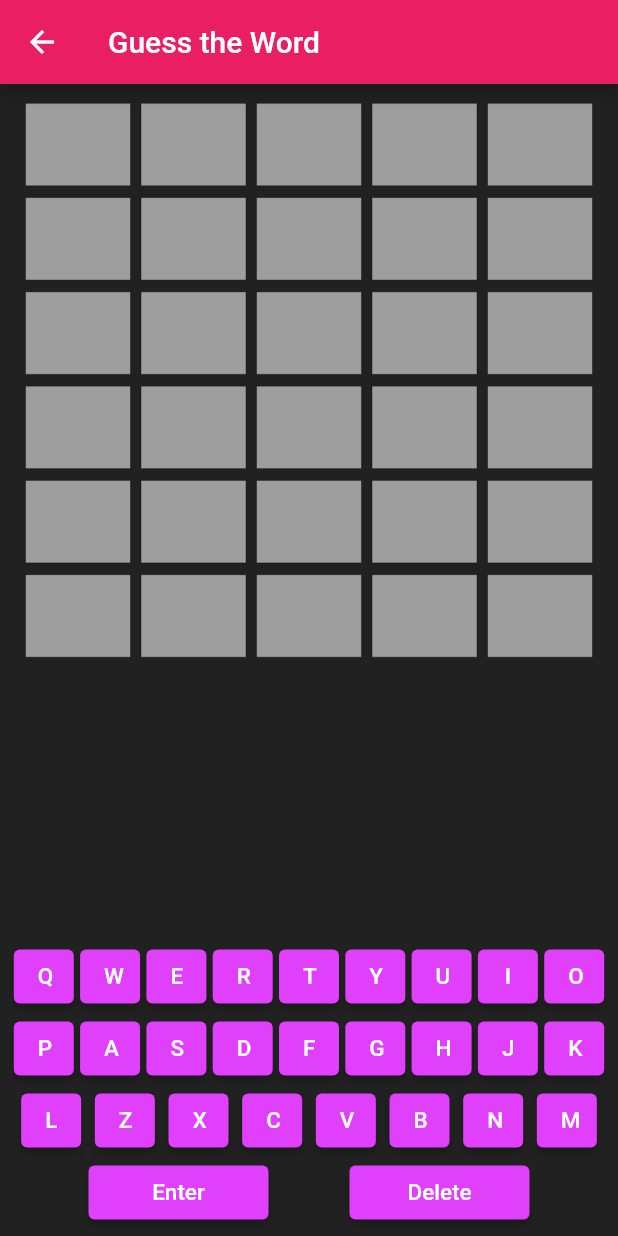
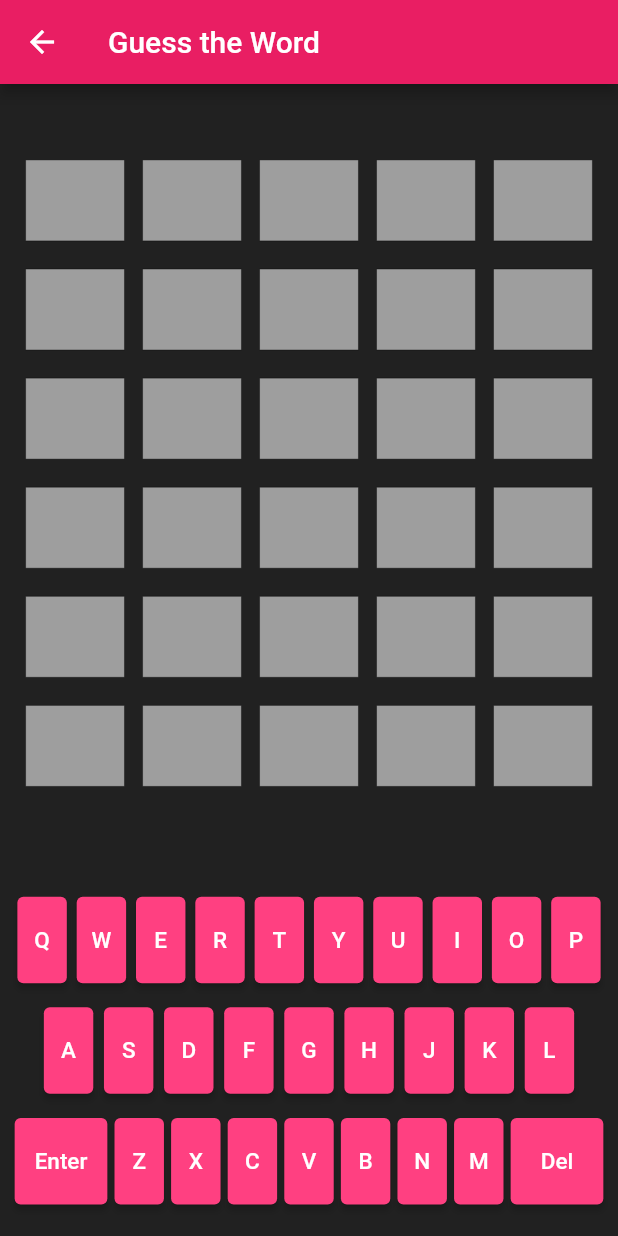
Before and after one commit to aarushibhasin/awordle, a Flutter app: the screen it shows after launch, after a tap on "Start A New Game", on a phone screen of 412 x 824 dp. Run offline on Flutter 3.47's test engine with Material 2 defaults, Android fonts, the phone set to English and light mode, and no system bars; project files that could hold a hidden picture were left out.

Commit message:
added screen sizing and some UI changes

```diff
--- a/lib/alpha_keys.dart
+++ b/lib/alpha_keys.dart
@@ -1,15 +1,16 @@
 import 'package:awordle/data/word.dart';
+import 'package:awordle/size_utils.dart';
 import 'package:flutter/material.dart';
 
 class AlphabetKeys extends StatelessWidget {
-  Letter alphabet;
-  double width;
-  Function? onKeyPressed;
-   AlphabetKeys({Key? key, required this.alphabet, this.width=40, this.onKeyPressed}) : super(key: key);
+  final Letter alphabet;
+  final double width;
+  final Function? onKeyPressed;
+   const AlphabetKeys({Key? key, required this.alphabet, this.width=8, this.onKeyPressed}) : super(key: key);
 
-  Color defaultColor = Colors.purpleAccent;
-  Color fullMatchColor = Colors.green;
-  Color partialMatchColor = Colors.yellow;
+  final Color defaultColor = Colors.pinkAccent;
+  final Color fullMatchColor = Colors.green;
+  final Color partialMatchColor = Colors.yellow;
 
   @override
   Widget build(BuildContext context) {
@@ -21,15 +22,17 @@ class AlphabetKeys extends StatelessWidget {
     }
 
     return SizedBox(
-      width: width,
+      width: width*SizeUtils.w,
+      height: SizeUtils.h*7,
       child: ElevatedButton(
+
         style: ElevatedButton.styleFrom(
             primary: cellColor,
-            // padding: EdgeInsets.symmetric(horizontal: 50, vertical: 20),
+            padding: const EdgeInsets.all(0),
 
         ),
           onPressed : () => onKeyPressed!(alphabet.value),
-        child: Text(alphabet.value, style: TextStyle(fontSize: 15),),
+        child: Center(child: Text(alphabet.value, style: const TextStyle(fontSize: 15, ), )),
 
       ),
     );
--- a/lib/alpha_text_box.dart
+++ b/lib/alpha_text_box.dart
@@ -1,14 +1,15 @@
+import 'package:awordle/size_utils.dart';
 import 'package:flutter/material.dart';
 
 import 'data/word.dart';
 
 class LetterTextBox extends StatelessWidget {
-  Letter letter;
+  final Letter letter;
   LetterTextBox({Key? key, required this.letter, }) : super(key: key);
   final TextEditingController controller = TextEditingController();
-  Color defaultColor = Colors.grey;
-  Color fullMatchColor = Colors.green;
-  Color partialMatchColor = Colors.yellow;
+  final Color defaultColor = Colors.grey;
+  final Color fullMatchColor = Colors.green;
+  final Color partialMatchColor = Colors.yellow;
   @override
   Widget build(BuildContext context) {
 
@@ -21,17 +22,18 @@ class LetterTextBox extends StatelessWidget {
     }
 
     return SizedBox(
-      width: 70,
-      height: 60,
+      width: SizeUtils.w*16,
+      height: SizeUtils.h*8,
       child: TextField(
         controller: controller,
+        textAlign: TextAlign.center,
         style: const TextStyle(
-            fontWeight: FontWeight.bold, fontSize: 30, color: Colors.white),
+            fontWeight: FontWeight.bold, fontSize: 25, color: Colors.white, ),
         enabled: false,
         readOnly: true,
         keyboardType: TextInputType.none,
         decoration:  InputDecoration(
-            contentPadding: EdgeInsets.only( left: 25, top: 20),
+            contentPadding: const EdgeInsets.only( left: 0, top: 25),
             fillColor: cellColor,
             filled: true,
             border: const OutlineInputBorder(
--- a/lib/game_keyboard.dart
+++ b/lib/game_keyboard.dart
@@ -1,5 +1,6 @@
 import 'package:awordle/alpha_keys.dart';
 import 'package:awordle/data/word.dart';
+import 'package:awordle/size_utils.dart';
 import 'package:flutter/material.dart';
 
 class GameKeyboard extends StatelessWidget {
@@ -11,11 +12,15 @@ class GameKeyboard extends StatelessWidget {
   @override
   Widget build(BuildContext context) {
     return Container(
-      // color: Colors.black87,
-      padding: EdgeInsets.all(5),
+      // color: Colors.grey,
+      padding: const EdgeInsets.all(5),
+      height: SizeUtils.h*30  ,
       child: Column(
         mainAxisAlignment: MainAxisAlignment.spaceEvenly,
-        children: [_rowOne(), _rowTwo(), _rowThree(), _rowFour()],
+        crossAxisAlignment: CrossAxisAlignment.stretch  ,
+        children: [_rowOne(), _rowTwo(), _rowThree()
+          // _rowFour()
+        ],
       ),
     );
   }
@@ -24,9 +29,9 @@ class GameKeyboard extends StatelessWidget {
     return Row(
       mainAxisAlignment: MainAxisAlignment.spaceEvenly,
       children: [
-        for (int i = 0; i < 9; i++)
+        for (int i = 0; i < 10; i++)
           AlphabetKeys(
-            key: UniqueKey(),
+            key: ObjectKey(keyboardKeys[i]),
             alphabet: keyboardKeys[i],
             onKeyPressed: inputFunction,
           ),
@@ -38,44 +43,60 @@ class GameKeyboard extends StatelessWidget {
     return Row(
       mainAxisAlignment: MainAxisAlignment.spaceEvenly,
       children: [
-        for (int i = 9; i < 18; i++)
+        const SizedBox(width: 10,),
+        for (int i = 10; i < 19; i++)
           AlphabetKeys(
-            key: UniqueKey(),
+            key: ObjectKey(keyboardKeys[i]),
             alphabet: keyboardKeys[i],
             onKeyPressed: inputFunction,
           ),
+        const SizedBox(width: 10,)
       ],
     );
   }
 
+  final Letter enterKey = Letter(value: "Enter");
+  final Letter delKey = Letter(value: "Del");
   Widget _rowThree() {
     return Row(mainAxisAlignment: MainAxisAlignment.spaceEvenly, children: [
-      for (int i = 18; i < 26; i++)
+      AlphabetKeys(
+        key: ObjectKey(enterKey),
+        alphabet: enterKey,
+        width: 15 ,
+        onKeyPressed: inputFunction,
+      ),
+      for (int i = 19; i < 26; i++)
         AlphabetKeys(
           key: UniqueKey(),
           alphabet: keyboardKeys[i],
           onKeyPressed: inputFunction,
         ),
+      AlphabetKeys(
+        key: ObjectKey(delKey),
+        alphabet: delKey,
+        width: 15 ,
+        onKeyPressed: inputFunction,
+      ),
     ]);
   }
 
-  Widget _rowFour() {
-    return Row(
-      mainAxisAlignment: MainAxisAlignment.spaceEvenly,
-      children: [
-        AlphabetKeys(
-          key: UniqueKey(),
-          alphabet: Letter(value: "Enter"),
-          width: 120,
-          onKeyPressed: inputFunction,
-        ),
-        AlphabetKeys(
-          key: UniqueKey(),
-          alphabet: Letter(value: "Delete"),
-          width: 120,
-          onKeyPressed: inputFunction,
-        ),
-      ],
-    );
-  }
+  // Widget _rowFour() {
+  //   return Row(
+  //     mainAxisAlignment: MainAxisAlignment.spaceEvenly,
+  //     children: [
+  //       AlphabetKeys(
+  //         key: UniqueKey(),
+  //         alphabet: Letter(value: "Enter"),
+  //         width: 40,
+  //         onKeyPressed: inputFunction,
+  //       ),
+  //       AlphabetKeys(
+  //         key: UniqueKey(),
+  //         alphabet: Letter(value: "Delete"),
+  //         width: 40 ,
+  //         onKeyPressed: inputFunction,
+  //       ),
+  //     ],
+  //   );
+  // }
 }
--- a/lib/game_screen.dart
+++ b/lib/game_screen.dart
@@ -1,6 +1,7 @@
 import 'package:awordle/dictonary.dart';
 import 'package:awordle/game_keyboard.dart';
 import 'package:awordle/results_screen.dart';
+import 'package:awordle/size_utils.dart';
 import 'package:awordle/word_row.dart';
 import 'package:flutter/material.dart';
 import 'dart:math';
@@ -54,25 +55,23 @@ class _GameScreenState extends State<GameScreen> {
           child: Column(
             mainAxisAlignment: MainAxisAlignment.spaceBetween,
             children: [
+              const SizedBox(height: 10,),
               Container(
-                padding: EdgeInsets.all(10),
-                // color: Colors.black87,
-                height: 400,
+                padding: const EdgeInsets.all(5),
+                // color: Colors.red,
+                height: SizeUtils.h*55,
                 child: Column(
                     mainAxisAlignment: MainAxisAlignment.spaceEvenly,
                     children: [
-                      Container(
-                        // color: Colors.blueAccent,
-                        child: WordRow(
-                          key: UniqueKey(),
-                          word: attempts[0],
-                        ),
+                      WordRow(
+                        key: ObjectKey(attempts[0]),
+                        word: attempts[0],
                       ),
-                      WordRow(key: UniqueKey(), word: attempts[1]),
-                      WordRow(key: UniqueKey(), word: attempts[2]),
-                      WordRow(key: UniqueKey(), word: attempts[3]),
-                      WordRow(key: UniqueKey(), word: attempts[4]),
-                      WordRow(key: UniqueKey(), word: attempts[5]),
+                      WordRow(key: ObjectKey(attempts[1]), word: attempts[1]),
+                      WordRow(key: ObjectKey(attempts[2]), word: attempts[2]),
+                      WordRow(key: ObjectKey(attempts[3]), word: attempts[3]),
+                      WordRow(key: ObjectKey(attempts[4]), word: attempts[4]),
+                      WordRow(key: ObjectKey(attempts[5]), word: attempts[5]),
                     ]),
               ),
               GameKeyboard(
@@ -124,7 +123,7 @@ class _GameScreenState extends State<GameScreen> {
         } else {
           _showAlert("The word does not exist in the dictionary");
         }
-      } else if (alphabetPressed == "Delete") {
+      } else if (alphabetPressed == "Del") {
         attempts[activeRow].removeAlphabet();
       } else {
         attempts[activeRow].addAlphabets(alphabetPressed);
--- a/lib/home_screen.dart
+++ b/lib/home_screen.dart
@@ -1,5 +1,6 @@
 
 import 'package:awordle/game_screen.dart';
+import 'package:awordle/size_utils.dart';
 import 'package:flutter/material.dart';
 import 'package:flutter/services.dart';
 
@@ -22,32 +23,23 @@ class MyHomePage extends StatefulWidget {
 }
 
 class _MyHomePageState extends State<MyHomePage> {
-  int _counter = 0;
 
-  void _incrementCounter() {
-    setState(() {
-      // This call to setState tells the Flutter framework that something has
-      // changed in this State, which causes it to rerun the build method below
-      // so that the display can reflect the updated values. If we changed
-      // _counter without calling setState(), then the build method would not be
-      // called again, and so nothing would appear to happen.
-      _counter++;
-    });
-  }
   final ButtonStyle raisedButtonStyle = ElevatedButton.styleFrom(
     onPrimary: Colors.white,
-    primary: Colors.lightBlue,
+    primary: Colors.pinkAccent,
     // minimumSize: Size(300, 36),
-    padding: EdgeInsets.symmetric(horizontal: 16),
+    padding: const EdgeInsets.symmetric(horizontal: 10),
     shape: const RoundedRectangleBorder(
       borderRadius: BorderRadius.all(Radius.circular(100  )),
     ),
   );
 
-  final TextStyle mainButtonTextStyle =  TextStyle(fontSize: 20);
+  final TextStyle mainButtonTextStyle =  const TextStyle(fontSize: 20);
 
   @override
   Widget build(BuildContext context) {
+    // Initialize the size
+    SizeUtils().init(context);
     // This method is rerun every time setState is called, for instance as done
     // by the _incrementCounter method above.
     //
@@ -85,8 +77,8 @@ class _MyHomePageState extends State<MyHomePage> {
                 fit:BoxFit.fill  ),
             SizedBox(height: 50,),
             SizedBox(
-              width: 200.0,
-              height: 50.0,
+              width: SizeUtils.w*60,
+              height: 60.0,
               child: ElevatedButton(
                 style: raisedButtonStyle,
                 onPressed: () {
@@ -110,8 +102,8 @@ class _MyHomePageState extends State<MyHomePage> {
 
             SizedBox(height: 30,),
             SizedBox(
-              width: 200.0,
-              height: 50.0,
+              width: SizeUtils.w*60,
+              height: 60.0,
               child:ElevatedButton(
                 style: raisedButtonStyle,
                 onPressed: () {
--- a/lib/results_screen.dart
+++ b/lib/results_screen.dart
@@ -6,9 +6,9 @@ class ResultScreen extends StatelessWidget {
 
   final ButtonStyle raisedButtonStyle = ElevatedButton.styleFrom(
     onPrimary: Colors.white,
-    primary: Colors.lightBlue,
+    primary: Colors.pinkAccent,
     // minimumSize: Size(300, 36),
-    padding: EdgeInsets.symmetric(horizontal: 16),
+    padding: const EdgeInsets.symmetric(horizontal: 16),
     shape: const RoundedRectangleBorder(
       borderRadius: BorderRadius.all(Radius.circular(100  )),
     ),
@@ -19,15 +19,17 @@ class ResultScreen extends StatelessWidget {
       appBar: AppBar(
         // Here we take the value from the MyHomePage object that was created by
         // the App.build method, and use it to set our appbar title.
-        title: Text("Results"),
+        title: const Text("Results"),
       ),
       body: Center(
         child: Container(
+          padding: const EdgeInsets.all(20),
           color: Colors.black87,
           child: Column(
+            mainAxisAlignment: MainAxisAlignment.center,
             children: [
-              Center(child: const Text("You have won the Game. You are a Wordler", style: TextStyle(color: Colors.green, fontWeight: FontWeight.bold, fontSize: 40),  )),
-              SizedBox(height: 50,),
+              const Center(child: Text("Congrats!! You have won the Game. You are a Wordler", style: TextStyle(color: Colors.green, fontWeight: FontWeight.bold, fontSize: 30),  )),
+              const SizedBox(height: 50,),
               SizedBox(
                 width: 200.0,
                 height: 50.0,
--- /dev/null
+++ b/lib/size_utils.dart
@@ -0,0 +1,19 @@
+import 'package:flutter/material.dart';
+
+class SizeUtils {
+
+	static late MediaQueryData _mediaQueryData;
+	static late double screenWidth;
+	static late double screenHeight;
+	static late double w;
+	static late double h;
+
+
+	void init(BuildContext context) {
+		_mediaQueryData = MediaQuery.of(context);
+		screenWidth = _mediaQueryData.size.width;
+		screenHeight = _mediaQueryData.size.height;
+		w = screenWidth / 100;
+		h = screenHeight / 100;
+	}
+}
--- a/lib/splash_screen.dart
+++ b/lib/splash_screen.dart
@@ -1,34 +1,64 @@
+import 'dart:async';
 
-import 'package:awordle/game_screen.dart';
 import 'package:flutter/material.dart';
-import 'package:splashscreen/splashscreen.dart';
 
 import 'home_screen.dart';
 
+class AppSplashScreen extends StatefulWidget {
+  const AppSplashScreen({Key? key}) : super(key: key);
 
-class AppSplashScreen extends StatelessWidget {
-  // This widget is the root of your application.
+  @override
+  State<AppSplashScreen> createState() => _AppSplashScreenState();
+}
+
+class _AppSplashScreenState extends State<AppSplashScreen> {
+  @override
+  void initState() {
+    super.initState();
+    startTime();
+  }
+
+  startTime() async {
+    var duration = const Duration(seconds: 3);
+    return  Timer(duration, route);
+  }
+
+  route() {
+    Navigator.pushReplacement(
+        context, MaterialPageRoute(builder: (context) => const MyHomePage(title: "Aaru's Wordle")));
+  }
+
   @override
   Widget build(BuildContext context) {
-    return  Container(
-      color: Colors.yellow,
-      height: 500,
-      width: 500,
-      child: SplashScreen(
+    return Container(
+      color: Colors.white,
+      height: 300,
+      width: 300,
+      padding: const EdgeInsets.all(20),
+      // child: Text("Aaru"),
+      child: Column(
+        mainAxisAlignment: MainAxisAlignment.center,
+        children: [
+          const Text(
+            "Welcome To Aaru's Wordle",
+            textAlign: TextAlign.center,
+            style: TextStyle(fontWeight: FontWeight.bold, fontSize: 30.0, decoration: TextDecoration.none),
+          ),
+          const SizedBox(
+            height: 20,
+          ),
+          Image.asset('assets/img/wordle_icon.png', width: 200, height: 200, fit: BoxFit.fill),
+        ],
 
-        seconds: 3,
-        // navigateAfterSeconds:  const MyHomePage(title: "AARU's WORDLE",),
-        navigateAfterSeconds:  MyHomePage(title: "Aaru's Wordle",),
-        title:  const Text(
-
-          "Welcome To Aaru's Wordle",
-          style: TextStyle(fontWeight: FontWeight.bold, fontSize: 20.0),
-        ),
-        image:  Image.asset('assets/img/wordle_icon.png',width: 300,
-            height: 300,
-            fit:BoxFit.fill  ),
-        backgroundColor: Colors.white,
-        loaderColor: Colors.red,
+        // // seconds: 3,
+        // // // navigateAfterSeconds:  const MyHomePage(title: "AARU's WORDLE",),
+        // // navigateAfterSeconds:  MyHomePage(title: "Aaru's Wordle",),
+        // title:
+        // image:  Image.asset('assets/img/wordle_icon.png',width: 500,
+        //     height: 500,
+        //     fit:BoxFit.fill  ),
+        // backgroundColor: Colors.white,
+        // loaderColor: Colors.red,
       ),
     );
   }
--- a/lib/word_row.dart
+++ b/lib/word_row.dart
@@ -13,11 +13,11 @@ class WordRow extends StatelessWidget {
       mainAxisAlignment: MainAxisAlignment.spaceEvenly,
 
       children: [
-        LetterTextBox(key: UniqueKey(), letter: _getLetterFromWord(0)),
-        LetterTextBox(key: UniqueKey(), letter: _getLetterFromWord(1)),
-        LetterTextBox(key: UniqueKey(), letter: _getLetterFromWord(2)),
-        LetterTextBox(key: UniqueKey(), letter: _getLetterFromWord(3)),
-        LetterTextBox(key: UniqueKey(), letter: _getLetterFromWord(4)),
+        LetterTextBox(key: ObjectKey(_getLetterFromWord(0)), letter: _getLetterFromWord(0)),
+        LetterTextBox(key: ObjectKey(_getLetterFromWord(1)), letter: _getLetterFromWord(1)),
+        LetterTextBox(key: ObjectKey(_getLetterFromWord(2)), letter: _getLetterFromWord(2)),
+        LetterTextBox(key: ObjectKey(_getLetterFromWord(3)), letter: _getLetterFromWord(3)),
+        LetterTextBox(key: ObjectKey(_getLetterFromWord(4)), letter: _getLetterFromWord(4)),
       ],
     );
   }
```
